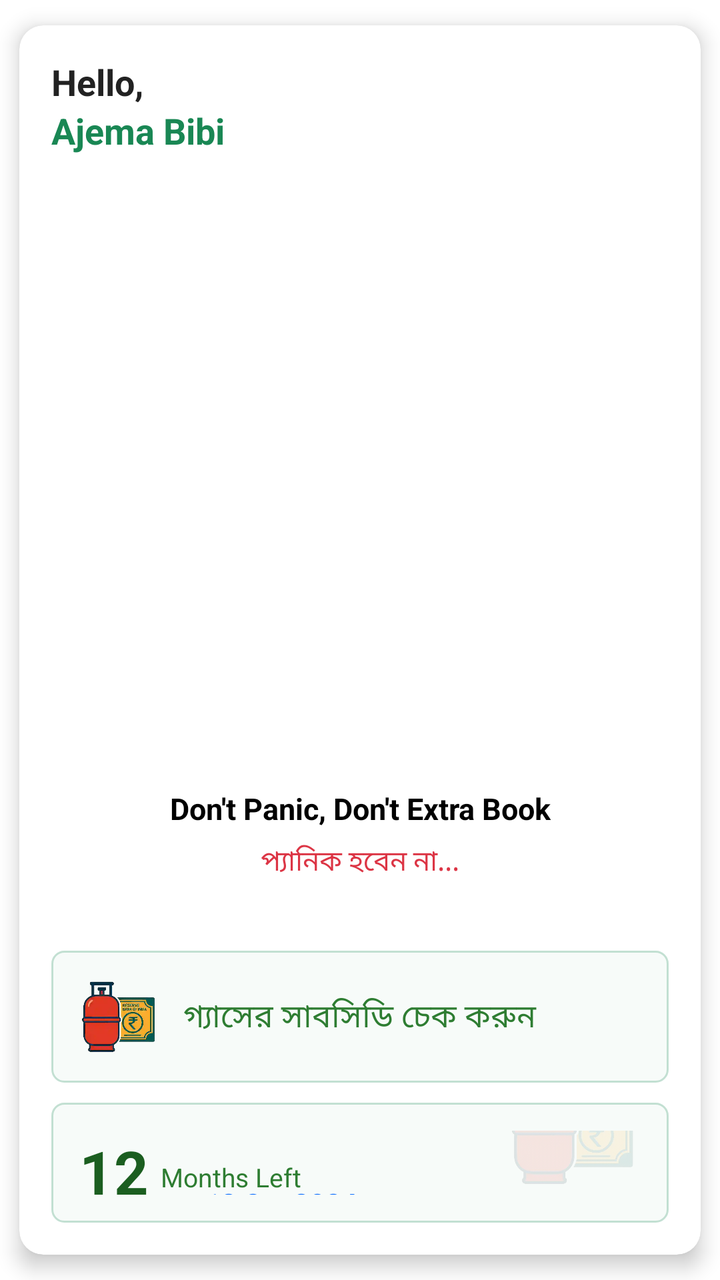
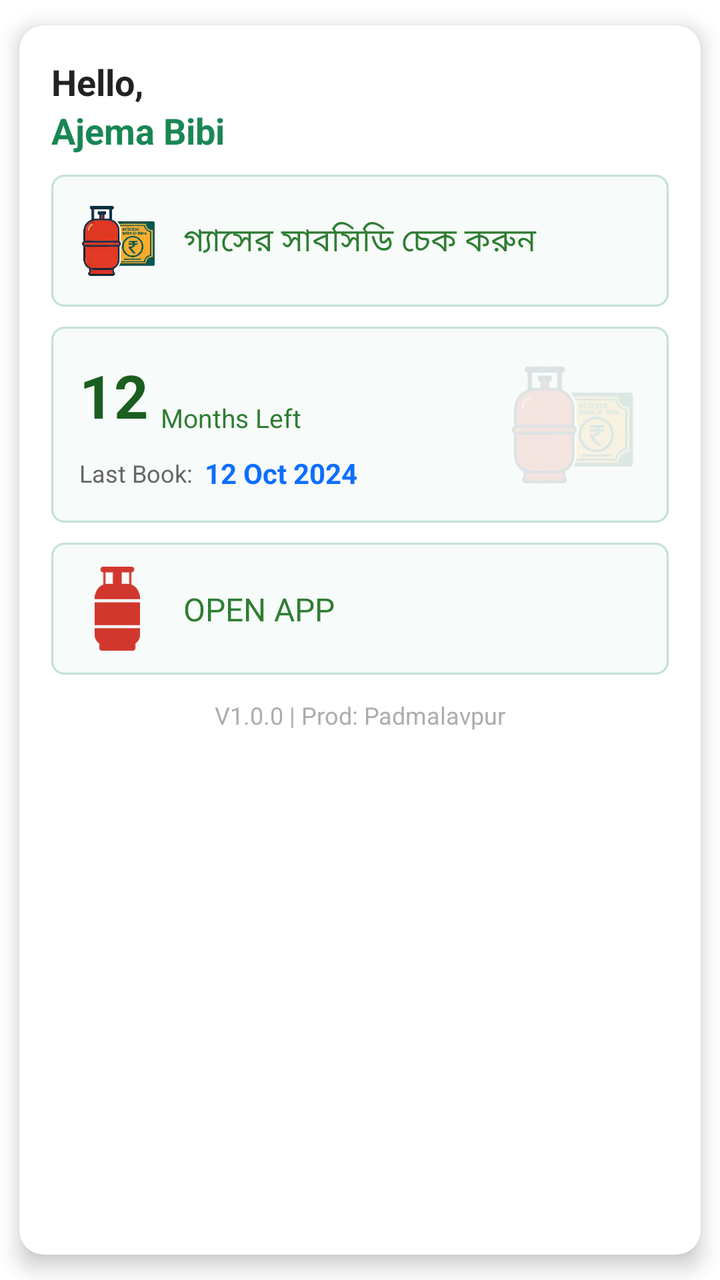

Two renders of the same Android screen: before a commit and after it. Below are the layout's source before the change and the commit's diff.
<!-- AndroidManifest.xml: activity theme Transparent -->
<!-- res/layout/activity_floating_tile.xml -->
<?xml version="1.0" encoding="utf-8"?>
<androidx.cardview.widget.CardView
    xmlns:android="http://schemas.android.com/apk/res/android"
    xmlns:app="http://schemas.android.com/apk/res-auto"

    android:layout_width="350dp"
    android:layout_height="wrap_content"
    android:layout_gravity="center"
    android:layout_margin="20dp"
    app:cardCornerRadius="12dp"
    app:cardElevation="6dp"
    app:cardUseCompatPadding="true"
    app:cardBackgroundColor="@android:color/white">

    <LinearLayout
        android:layout_width="match_parent"
        android:layout_height="wrap_content"
        android:orientation="vertical"
        android:padding="16dp">

        <TextView
            android:id="@+id/tvHello"
            android:layout_width="wrap_content"
            android:layout_height="wrap_content"
            android:text="Hello, "
            android:textSize="18sp"
            android:textStyle="bold"
            android:textColor="#222"/>

        
        <TextView
            android:id="@+id/tvUserName"
            android:layout_width="wrap_content"
            android:layout_height="wrap_content"
            android:text="Ajema Bibi"
            android:textSize="18sp"
            android:textStyle="bold"
            android:textColor="@color/green"/>


        
        <androidx.constraintlayout.widget.ConstraintLayout
            android:id="@+id/noticeLayout"
            android:layout_width="match_parent"
            android:layout_height="wrap_content"
            android:layout_marginTop="12dp"
            android:layout_marginBottom="12dp"
            android:visibility="visible"
            android:foreground="@drawable/bg_alert_animated___notice"
            android:padding="12dp">

            <com.google.android.material.imageview.ShapeableImageView
                android:id="@+id/imgNotice"
                android:layout_width="0dp"
                android:layout_height="0dp"
                app:layout_constraintDimensionRatio="1:1"
                android:scaleType="centerCrop"
                android:visibility="visible"
                app:layout_constraintTop_toTopOf="parent"
                app:layout_constraintStart_toStartOf="parent"
                app:layout_constraintEnd_toEndOf="parent"
                app:shapeAppearance="@style/roundded_square_corner"/>

            

            <TextView
                android:id="@+id/tvNoticeTitle"
                android:layout_width="wrap_content"
                android:layout_height="wrap_content"
                android:layout_marginTop="8dp"
                android:text="Don't Panic, Don't Extra Book"
                android:textSize="15sp"
                android:textStyle="bold"
                android:textColor="@color/black"
                android:textAlignment="center"
                app:layout_constraintTop_toBottomOf="@id/imgNotice"
                app:layout_constraintStart_toStartOf="parent"
                app:layout_constraintEnd_toEndOf="parent"/>

            <TextView
                android:id="@+id/tvNoticeDesc"
                android:layout_width="0dp"
                android:layout_height="wrap_content"
                android:layout_marginTop="6dp"
                android:text="প্যানিক হবেন না..."
                android:fontFamily="@font/li_sohid_unicode"
                android:textSize="14sp"
                android:textColor="@color/red"
                android:textAlignment="center"
                app:layout_constraintTop_toBottomOf="@id/tvNoticeTitle"
                app:layout_constraintStart_toStartOf="parent"
                app:layout_constraintEnd_toEndOf="parent"
                app:layout_constraintBottom_toBottomOf="parent"/>

        </androidx.constraintlayout.widget.ConstraintLayout>

        
        <androidx.constraintlayout.widget.ConstraintLayout
            android:id="@+id/layoutSubsidyCheck"
            android:layout_width="match_parent"
            android:layout_height="wrap_content"
            android:layout_marginTop="10dp"
            android:enabled="true"

            android:clickable="true"
            android:focusable="true"
            android:background="@drawable/rounded_border_selectable_item"
            android:padding="12dp">

            <ImageView
                android:id="@+id/img_lpg_subsidy"
                android:layout_width="42dp"
                android:layout_height="42dp"
                android:src="@drawable/lpg_subsidy_img"
                app:layout_constraintStart_toStartOf="parent"
                app:layout_constraintTop_toTopOf="parent"
                app:layout_constraintBottom_toBottomOf="parent"/>

            <TextView
                android:id="@+id/tvActionText"
                android:layout_width="0dp"
                android:layout_height="wrap_content"
                android:layout_marginStart="12dp"
                android:text="গ্যাসের সাবসিডি চেক করুন"
                android:fontFamily="@font/li_sohid_unicode"
                android:textSize="16sp"
                android:textColor="#2E7D32"
                app:layout_constraintStart_toEndOf="@id/img_lpg_subsidy"
                app:layout_constraintEnd_toEndOf="parent"
                app:layout_constraintTop_toTopOf="@id/img_lpg_subsidy"
                app:layout_constraintBottom_toBottomOf="@id/img_lpg_subsidy"/>

        </androidx.constraintlayout.widget.ConstraintLayout>

        
        <androidx.constraintlayout.widget.ConstraintLayout
            android:layout_width="match_parent"
            android:layout_height="wrap_content"
            android:layout_marginTop="10dp"
            android:background="@drawable/rounded_green_background"
            android:padding="14dp">

            
            <ImageView
                android:id="@+id/bgIcon"
                android:clickable="true"
                android:focusable="true"
                android:layout_width="70dp"
                android:layout_height="70dp"
                android:src="@drawable/lpg_subsidy_img"
                android:alpha="0.12"
                app:layout_constraintEnd_toEndOf="parent"
                app:layout_constraintBottom_toBottomOf="parent"/>

            
            <TextView
                android:id="@+id/tvRemainingValue"
                android:layout_width="wrap_content"
                android:layout_height="wrap_content"
                android:text="12"
                android:textSize="30sp"
                android:textStyle="bold"
                android:textColor="#1B5E20"
                app:layout_constraintTop_toTopOf="parent"
                app:layout_constraintStart_toStartOf="parent"/>

            
            <TextView
                android:id="@+id/tvRemainingUnit"
                android:layout_width="wrap_content"
                android:layout_height="wrap_content"
                android:text="Months Left"
                android:textSize="13sp"
                android:textColor="#2E7D32"
                android:layout_marginStart="6dp"
                app:layout_constraintStart_toEndOf="@id/tvRemainingValue"
                app:layout_constraintBottom_toBottomOf="@id/tvRemainingValue"/>

            

            
            <TextView
                android:id="@+id/tvLastLabel"
                android:layout_width="wrap_content"
                android:layout_height="wrap_content"
                android:text="Last Book:"
                android:textSize="12sp"
                android:textColor="#666"
                android:layout_marginTop="8dp"
                app:layout_constraintStart_toStartOf="parent"
                app:layout_constraintTop_toBottomOf="@id/tvRemainingValue"
                app:layout_constraintBottom_toBottomOf="parent"/>

            <TextView
                android:id="@+id/tvLastBook"
                android:layout_width="0dp"
                android:layout_height="wrap_content"
                android:text="12 Oct 2024"
                android:textSize="14sp"
                android:textStyle="bold"
                android:textColor="@color/blue"
                android:layout_marginStart="6dp"
                app:layout_constraintStart_toEndOf="@id/tvLastLabel"
                app:layout_constraintEnd_toEndOf="parent"
                app:layout_constraintTop_toTopOf="@id/tvLastLabel"
                app:layout_constraintBottom_toBottomOf="@id/tvLastLabel"/>

        </androidx.constraintlayout.widget.ConstraintLayout>

        <androidx.constraintlayout.widget.ConstraintLayout
            android:id="@+id/layoutOpenApp"
            android:layout_width="match_parent"
            android:layout_height="wrap_content"
            android:layout_marginTop="10dp"
            android:enabled="true"
            android:clickable="true"
            android:focusable="true"
            android:background="@drawable/rounded_border_selectable_item"
            android:padding="12dp">

            <ImageView
                android:id="@+id/openAppIMG"
                android:layout_width="42dp"
                android:layout_height="42dp"
                android:src="@drawable/gas_cylinder_icon"
                app:layout_constraintStart_toStartOf="parent"
                app:layout_constraintTop_toTopOf="parent"
                app:layout_constraintBottom_toBottomOf="parent"/>

            <TextView
                android:id="@+id/tvOpenApp"
                android:layout_width="0dp"
                android:layout_height="wrap_content"
                android:layout_marginStart="12dp"
                android:text="OPEN APP"
                android:fontFamily="@font/li_sohid_unicode"
                android:textSize="16sp"
                android:textColor="#2E7D32"
                app:layout_constraintStart_toEndOf="@id/openAppIMG"
                app:layout_constraintEnd_toEndOf="parent"
                app:layout_constraintTop_toTopOf="@id/openAppIMG"
                app:layout_constraintBottom_toBottomOf="@id/openAppIMG"/>

        </androidx.constraintlayout.widget.ConstraintLayout>

        <TextView
            android:id="@+id/tvVersion"
            android:layout_width="match_parent"
            android:layout_height="wrap_content"
            android:layout_marginTop="12dp"
            android:text="V1.0.0 | Prod: Padmalavpur"
            android:textSize="12sp"
            android:textColor="#999"
            android:gravity="center"
            android:alpha="0.8"/>


    </LinearLayout>


</androidx.cardview.widget.CardView>
<!-- resources referenced by this layout -->
<resources>
  <color name="black">#FF000000</color>
  <color name="blue">#0d6efd</color>
  <color name="green">#198754</color>
  <color name="red">#dc3545</color>
  <!-- drawable bg_alert_animated___notice (drawable) -->
  <shape xmlns:android="http://schemas.android.com/apk/res/android">
      <stroke
          android:width="3dp"
          android:color="#FF0000"
          android:dashWidth="10dp"
          android:dashGap="6dp"/>
      <corners android:radius="12dp"/>
  </shape>
  <!-- drawable gas_cylinder_icon (drawable) -->
  <vector xmlns:android="http://schemas.android.com/apk/res/android"
      android:width="8dp"
      android:height="15dp"
      android:viewportWidth="70.21"
      android:viewportHeight="122.88">
    <path
        android:pathData="M19.62,25.08h8.48V8.3H16.41v17.04C17.45,25.17 18.53,25.08 19.62,25.08L19.62,25.08zM42,25.08h8.59c1.05,0 2.09,0.08 3.1,0.25V8.3H42V25.08L42,25.08zM57.08,26.19c7.63,2.69 13.13,9.99 13.13,18.51v2.88H0v-2.88c0,-8.48 5.45,-15.74 13.02,-18.47V8.3h-0.29c-2.28,0 -4.15,-1.87 -4.15,-4.15v0C8.58,1.87 10.44,0 12.73,0h44.65c2.28,0 4.15,1.87 4.15,4.15v0c0,2.28 -1.87,4.15 -4.15,4.15h-0.29V26.19L57.08,26.19zM70.21,52.12v33.4H0v-33.4H70.21L70.21,52.12zM70.21,90.06v10.65c0,5 -2.76,9.38 -6.84,11.69v6.86c0,1.99 -1.63,3.62 -3.62,3.62H10.45c-1.99,0 -3.62,-1.63 -3.62,-3.62v-6.86C2.76,110.09 0,105.71 0,100.71V90.06H70.21L70.21,90.06z"
        android:fillColor="#D1372D"
        android:fillType="evenOdd"/>
  </vector>
  <!-- drawable lpg_subsidy_img: webp bitmap (drawable, 8904 bytes) -->
  <!-- drawable rounded_border_selectable_item (drawable) -->
  <?xml version="1.0" encoding="utf-8"?>
  <layer-list xmlns:android="http://schemas.android.com/apk/res/android">
      
      <item android:drawable="?android:attr/selectableItemBackground" />
  
      
      <item
          android:drawable="@drawable/rounded_green_background"
          android:right="0dp"
          android:left="0dp"
          android:top="0dp"
          android:bottom="0dp" />
  </layer-list>
  <!-- drawable rounded_green_background (drawable) -->
  <shape xmlns:android="http://schemas.android.com/apk/res/android">
      <solid android:color="#08198754" /> 
  
      <item android:drawable="?android:attr/selectableItemBackground" />
  
      <stroke
          android:width="1dp"
          android:color="#40198754" /> 
      <corners android:radius="6dp" /> 
  </shape>
  <style name="roundded_square_corner">
          <item name="cornerFamily">rounded</item>
          <item name="cornerSize">3%</item>
      </style>
  <style name="Transparent" parent="Theme.AppCompat.Light.NoActionBar">
          <item name="android:windowIsTranslucent">true</item>
          <item name="android:windowBackground">@android:color/transparent</item>
          <item name="android:windowContentOverlay">@null</item>
          <item name="android:windowFrame">@null</item>
          <item name="android:windowNoTitle">true</item>
          <item name="android:windowFullscreen">true</item>
          <item name="android:windowIsFloating">true</item>
          <item name="android:backgroundDimEnabled">true</item>
      </style>
</resources>

<!-- the commit's change to res/layout/activity_floating_tile.xml (unified diff, before → after) -->
@@ -45,7 +45,7 @@
             android:layout_height="wrap_content"
             android:layout_marginTop="12dp"
             android:layout_marginBottom="12dp"
-            android:visibility="visible"
+            android:visibility="gone"
             android:foreground="@drawable/bg_alert_animated___notice"
             android:padding="12dp">
 
